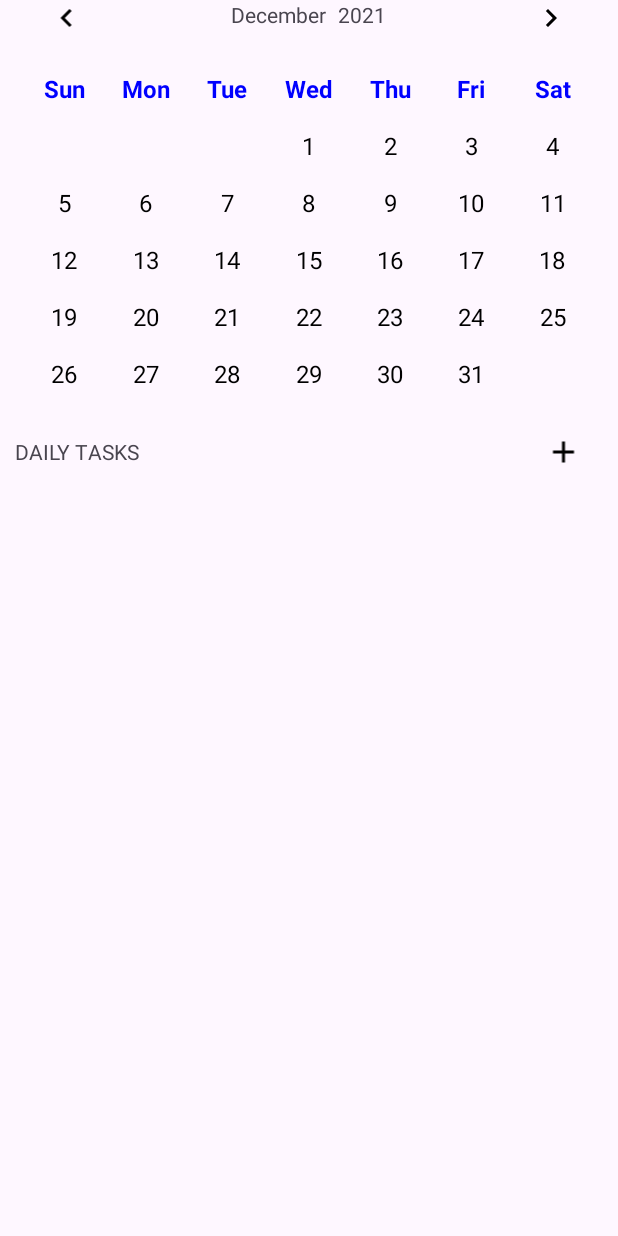
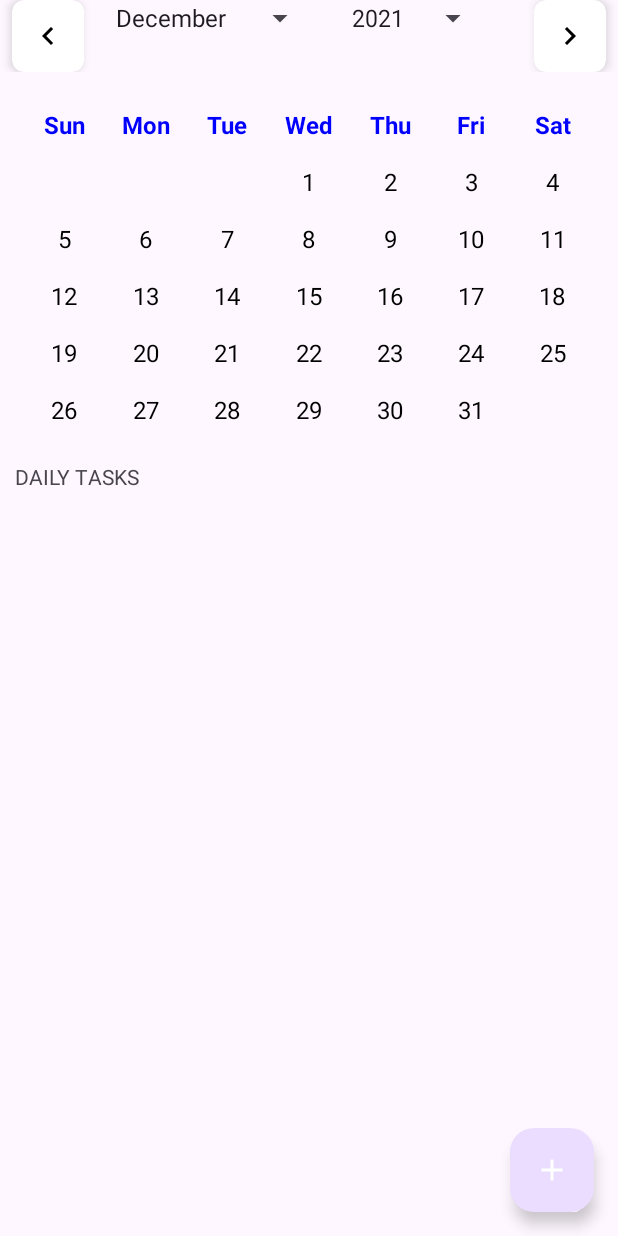
Before and after one commit to Kakashi0801/FRNDTask, an Android app: the screen it shows after launch (CalanderActivity), after a tap on an icon or button, on a phone screen of 412 x 824 dp. Run offline under Robolectric (Android 15) with nearby library versions, the phone set to English and light mode, and no system bars; our stand-ins replace Dagger/Hilt's generated code, data binding; 3 other taps on this screen came first.

Commit message:
FloatingActionButton added, changed text view to dropdowns

```diff
--- a/app/src/main/java/com/example/interviewcontent/fragments/CalanderFragment.kt
+++ b/app/src/main/java/com/example/interviewcontent/fragments/CalanderFragment.kt
@@ -4,38 +4,38 @@ import android.os.Bundle
 import android.view.LayoutInflater
 import android.view.View
 import android.view.ViewGroup
+import android.widget.AdapterView
+import android.widget.ArrayAdapter
+import android.widget.Spinner
 import androidx.databinding.DataBindingUtil
 import androidx.fragment.app.Fragment
 import androidx.recyclerview.widget.GridLayoutManager
 import com.example.interviewcontent.CalanderActivity
 import com.example.interviewcontent.R
 import com.example.interviewcontent.adapters.CustomCalenderViewAdapter
-import com.example.interviewcontent.adapters.MonthViewAdapter
 import com.example.interviewcontent.databinding.FragmentCalanderBinding
 import com.example.interviewcontent.viewmodel.CalanderViewModel
 import java.util.Calendar
 
-class CalanderFragment(): Fragment(R.layout.fragment_calander), View.OnClickListener {
+class CalanderFragment : Fragment(R.layout.fragment_calander), View.OnClickListener {
 
     lateinit var viewModel: CalanderViewModel
     lateinit var _binding: FragmentCalanderBinding
     private val binding get() = _binding
-    private lateinit var adapter: MonthViewAdapter
     private var selectedDate = ""
     private var taskToAdd = ""
     private var mSelectedYear = 2021
     private var mSelectedMonth = Calendar.DECEMBER
-    val TAG = "CalanderFragment"
+    private val TAG = "CalanderFragment"
 
     override fun onCreateView(
         inflater: LayoutInflater,
         container: ViewGroup?,
         savedInstanceState: Bundle?
     ): View? {
-        _binding = DataBindingUtil.inflate(inflater,R.layout.fragment_calander,container,false)
+        _binding = DataBindingUtil.inflate(inflater, R.layout.fragment_calander, container, false)
         binding.lifecycleOwner = viewLifecycleOwner
         return binding.root
-
     }
 
     override fun onViewCreated(view: View, savedInstanceState: Bundle?) {
@@ -43,18 +43,16 @@ class CalanderFragment(): Fragment(R.layout.fragment_calander), View.OnClickList
         viewModel = (activity as CalanderActivity).calanderViewModel
         setClickListeners()
         setLiveDataObservers()
+        setupSpinners() // Initialize spinners here
     }
 
     private fun setLiveDataObservers() {
         viewModel.mUpdatedMonth.observe(viewLifecycleOwner) {
             mSelectedMonth = it
-            binding.monthLabel.text = viewModel.getMonthName(mSelectedMonth)
         }
         viewModel.mUpdatedYear.observe(viewLifecycleOwner) {
             mSelectedYear = it
-            binding.yearLabel.text = mSelectedYear.toString()
         }
-        viewModel.generateDaysForMonth(mSelectedYear,mSelectedMonth)
         viewModel.mDaysList.observe(viewLifecycleOwner) {
             binding.customCalendarView.layoutManager = GridLayoutManager(context, 7)
             binding.customCalendarView.adapter = CustomCalenderViewAdapter(it)
@@ -65,22 +63,53 @@ class CalanderFragment(): Fragment(R.layout.fragment_calander), View.OnClickList
         binding.addIcon.setOnClickListener(this)
         binding.leftArrow.setOnClickListener(this)
         binding.rightArrow.setOnClickListener(this)
-        binding.monthLabel.setOnClickListener(this)
-        binding.yearLabel.setOnClickListener(this)
-        binding.monthLabel.text = viewModel.getMonthName(mSelectedMonth)
-        binding.yearLabel.text = mSelectedYear.toString()
     }
 
     override fun onClick(view: View?) {
-        when(view?.id){
-            R.id.add_icon -> viewModel.addDailyTask(selectedDate,taskToAdd)
-            R.id.left_arrow->{
-                viewModel.changeTheCalenderView(true,mSelectedYear,mSelectedMonth)
-            }
-            R.id.right_arrow->{
-                viewModel.changeTheCalenderView(false,mSelectedYear,mSelectedMonth)
-            }
+        when (view?.id) {
+            R.id.add_icon -> viewModel.addDailyTask(selectedDate, taskToAdd)
+            R.id.left_arrow -> viewModel.changeTheCalenderView(true, mSelectedYear, mSelectedMonth)
+            R.id.right_arrow -> viewModel.changeTheCalenderView(false, mSelectedYear, mSelectedMonth)
         }
     }
 
+    private fun setupSpinners() {
+        // Populate Month Spinner
+        val months = resources.getStringArray(R.array.months) // Define the months in strings.xml
+        val monthAdapter = ArrayAdapter(requireContext(), android.R.layout.simple_spinner_item, months)
+        monthAdapter.setDropDownViewResource(android.R.layout.simple_spinner_dropdown_item)
+        binding.monthLabel.adapter = monthAdapter
+
+        // Populate Year Spinner (1975 to 2075)
+        val years = (1975..2075).toList()
+        val yearAdapter = ArrayAdapter(requireContext(), android.R.layout.simple_spinner_item, years)
+        yearAdapter.setDropDownViewResource(android.R.layout.simple_spinner_dropdown_item)
+        binding.yearLabel.adapter = yearAdapter
+
+        // Set default selection
+        binding.monthLabel.setSelection(mSelectedMonth)
+        binding.yearLabel.setSelection(years.indexOf(mSelectedYear))
+
+        // Trigger initial data load
+        viewModel.generateDaysForMonth(mSelectedYear, mSelectedMonth)
+
+        // Set listeners for item selection on spinners
+        binding.monthLabel.onItemSelectedListener = object : AdapterView.OnItemSelectedListener {
+            override fun onItemSelected(parent: AdapterView<*>?, view: View?, position: Int, id: Long) {
+                mSelectedMonth = position
+                viewModel.generateDaysForMonth(mSelectedYear, mSelectedMonth)
+            }
+
+            override fun onNothingSelected(parent: AdapterView<*>?) {}
+        }
+
+        binding.yearLabel.onItemSelectedListener = object : AdapterView.OnItemSelectedListener {
+            override fun onItemSelected(parent: AdapterView<*>?, view: View?, position: Int, id: Long) {
+                mSelectedYear = years[position]
+                viewModel.generateDaysForMonth(mSelectedYear, mSelectedMonth)
+            }
+
+            override fun onNothingSelected(parent: AdapterView<*>?) {}
+        }
+    }
 }
--- a/app/src/main/java/com/example/interviewcontent/viewmodel/CalanderViewModel.kt
+++ b/app/src/main/java/com/example/interviewcontent/viewmodel/CalanderViewModel.kt
@@ -11,11 +11,12 @@ class CalanderViewModel(calanderRepository: CalanderRepository) : ViewModel() {
     var mDaysList = MutableLiveData<List<String>>()
     var mUpdatedMonth = MutableLiveData<Int>()
     var mUpdatedYear = MutableLiveData<Int>()
+
     fun addDailyTask(date: String, title: String?) {
-
+        // Implement functionality to add a task
     }
 
-    fun generateDaysForMonth(selectedYear: Int, selectedMonth: Int){
+    fun generateDaysForMonth(selectedYear: Int, selectedMonth: Int) {
         val calendar = Calendar.getInstance()
         calendar.set(Calendar.YEAR, selectedYear)
         calendar.set(Calendar.MONTH, selectedMonth)
@@ -40,28 +41,30 @@ class CalanderViewModel(calanderRepository: CalanderRepository) : ViewModel() {
     }
 
     fun changeTheCalenderView(changedBackwards: Boolean, selectedYear: Int, selectedMonth: Int) {
-        var updatedMonth = -1
-        var updatedYear = 0
-        if(changedBackwards){
-            if(selectedMonth == Calendar.JANUARY ){
+        val updatedMonth: Int
+        val updatedYear: Int
+
+        if (changedBackwards) {
+            if (selectedMonth == Calendar.JANUARY) {
                 updatedMonth = Calendar.DECEMBER
-                updatedYear = selectedYear -1
-            }else{
+                updatedYear = selectedYear - 1
+            } else {
                 updatedMonth = selectedMonth - 1
                 updatedYear = selectedYear
             }
-        }else{
-            if(selectedMonth == Calendar.DECEMBER ){
+        } else {
+            if (selectedMonth == Calendar.DECEMBER) {
                 updatedMonth = Calendar.JANUARY
-                updatedYear = selectedYear +1
-            }else{
-                updatedMonth = selectedMonth+1
+                updatedYear = selectedYear + 1
+            } else {
+                updatedMonth = selectedMonth + 1
                 updatedYear = selectedYear
             }
         }
+
         mUpdatedMonth.value = updatedMonth
         mUpdatedYear.value = updatedYear
-       generateDaysForMonth(updatedYear,updatedMonth)
+        generateDaysForMonth(updatedYear, updatedMonth)
     }
 
     fun getMonthName(monthIndex: Int): String {
--- a/app/src/main/res/layout/fragment_calander.xml
+++ b/app/src/main/res/layout/fragment_calander.xml
@@ -1,9 +1,9 @@
 <?xml version="1.0" encoding="utf-8"?>
-<layout>
+<layout xmlns:tools="http://schemas.android.com/tools"
+    xmlns:android="http://schemas.android.com/apk/res/android"
+    xmlns:app="http://schemas.android.com/apk/res-auto">
 
     <androidx.constraintlayout.widget.ConstraintLayout
-        xmlns:android="http://schemas.android.com/apk/res/android"
-        xmlns:app="http://schemas.android.com/apk/res-auto"
         android:layout_width="match_parent"
         android:layout_height="match_parent">
 
@@ -16,15 +16,23 @@
             app:layout_constraintStart_toStartOf="parent"
             app:layout_constraintTop_toTopOf="parent">
 
-            <!-- Left Arrow ImageView -->
-            <ImageView
+            <androidx.cardview.widget.CardView
                 android:layout_width="wrap_content"
                 android:layout_height="wrap_content"
-                android:id="@+id/left_arrow"
-                android:layout_weight="1"
-                android:gravity="start"
-                android:rotation="180"
-                android:src="@drawable/arrow_right_24" />
+                android:layout_gravity="center_vertical"
+                android:layout_marginStart="8dp"
+                android:layout_marginEnd="8dp"
+                app:cardCornerRadius="8dp"
+                app:cardElevation="4dp">
+
+                <ImageView
+                    android:id="@+id/left_arrow"
+                    android:layout_width="48dp"
+                    android:layout_height="48dp"
+                    android:padding="12dp"
+                    android:src="@drawable/arrow_right_24"
+                    android:rotation="180" />
+            </androidx.cardview.widget.CardView>
 
             <!-- Spacer to push TextViews to the center -->
             <View
@@ -33,41 +41,59 @@
                 android:layout_weight="1" />
 
             <!-- Month Label TextView -->
-            <TextView
+<!--            <TextView-->
+<!--                android:id="@+id/month_label"-->
+<!--                android:layout_width="wrap_content"-->
+<!--                android:layout_height="wrap_content"-->
+<!--                android:layout_weight="0"-->
+<!--                android:textAlignment="center"-->
+<!--                android:text="@string/calendar" />-->
+
+            <!-- Month Dropdown -->
+            <Spinner
                 android:layout_width="wrap_content"
                 android:id="@+id/month_label"
                 android:layout_height="wrap_content"
-                android:layout_weight="0"
-                android:textAlignment="center"
-                android:text="@string/calendar" />
+                android:layout_marginEnd="8dp"
+                app:layout_constraintTop_toTopOf="@+id/year_title_linear"
+                app:layout_constraintEnd_toEndOf="parent"
+                android:dropDownWidth="150dp"/>
+
 
             <View
                 android:layout_width="8dp"
                 android:layout_height="0dp" />
+            <Spinner
+                android:id="@+id/year_label"
+                android:layout_width="wrap_content"
+                android:layout_height="wrap_content"
+                android:layout_marginEnd="16dp"
+                app:layout_constraintTop_toTopOf="@+id/year_title_linear"
+                app:layout_constraintEnd_toStartOf="@+id/month_spinner"
+                android:dropDownWidth="150dp"
+                android:foregroundGravity="center"/>
 
-            <!-- Year Label TextView -->
-            <TextView
-                android:layout_width="wrap_content"
-                android:id="@+id/year_label"
-                android:layout_height="wrap_content"
-                android:layout_weight="0"
-                android:textAlignment="center"
-                android:text="@string/calendar" />
-
-            <!-- Spacer to push TextViews to the center -->
             <View
                 android:layout_width="0dp"
                 android:layout_height="0dp"
                 android:layout_weight="1" />
 
-            <!-- Right Arrow ImageView -->
-            <ImageView
+            <androidx.cardview.widget.CardView
                 android:layout_width="wrap_content"
                 android:layout_height="wrap_content"
-                android:id="@+id/right_arrow"
-                android:layout_weight="1"
-                android:gravity="end"
-                android:src="@drawable/arrow_right_24" />
+                android:layout_gravity="center_vertical"
+                android:layout_marginStart="8dp"
+                android:layout_marginEnd="8dp"
+                app:cardCornerRadius="8dp"
+                app:cardElevation="4dp">
+
+                <ImageView
+                    android:id="@+id/right_arrow"
+                    android:layout_width="48dp"
+                    android:layout_height="48dp"
+                    android:padding="12dp"
+                    android:src="@drawable/arrow_right_24" />
+            </androidx.cardview.widget.CardView>
 
         </LinearLayout>
 
@@ -94,20 +120,11 @@
             <TextView
                 android:layout_width="0dp"
                 android:layout_height="wrap_content"
-                android:layout_weight="0.9"
+                android:layout_weight="1"
                 android:text="DAILY TASKS"
                 android:layout_gravity="center_vertical"
                 android:layout_marginStart="10dp" />
 
-            <ImageView
-                android:layout_width="wrap_content"
-                android:layout_height="wrap_content"
-                android:id="@+id/add_icon"
-                android:layout_weight="0.1"
-                android:layout_gravity="center_vertical"
-                android:padding="5dp"
-                android:src="@drawable/baseline_add_24"
-                />
         </LinearLayout>
 
         <androidx.recyclerview.widget.RecyclerView
@@ -119,5 +136,17 @@
             app:layout_constraintStart_toStartOf="parent"
             app:layout_constraintTop_toBottomOf="@+id/tasks_linear_layout" />
 
+        <com.google.android.material.floatingactionbutton.FloatingActionButton
+            android:id="@+id/add_icon"
+            android:layout_width="wrap_content"
+            android:layout_height="wrap_content"
+            android:layout_margin="16dp"
+            android:layout_marginEnd="40dp"
+            android:layout_marginBottom="248dp"
+            app:layout_constraintBottom_toBottomOf="parent"
+            app:layout_constraintEnd_toEndOf="parent"
+            app:srcCompat="@drawable/baseline_add_24"
+            app:tint="@color/white" />
+
     </androidx.constraintlayout.widget.ConstraintLayout>
 </layout>
--- a/app/src/main/res/values/strings.xml
+++ b/app/src/main/res/values/strings.xml
@@ -1,4 +1,19 @@
 <resources>
     <string name="app_name">InterviewContent</string>
     <string name="calendar">Calendar</string>
+    <string-array name="months">
+        <item>January</item>
+        <item>February</item>
+        <item>March</item>
+        <item>April</item>
+        <item>May</item>
+        <item>June</item>
+        <item>July</item>
+        <item>August</item>
+        <item>September</item>
+        <item>October</item>
+        <item>November</item>
+        <item>December</item>
+    </string-array>
+
 </resources>
```
